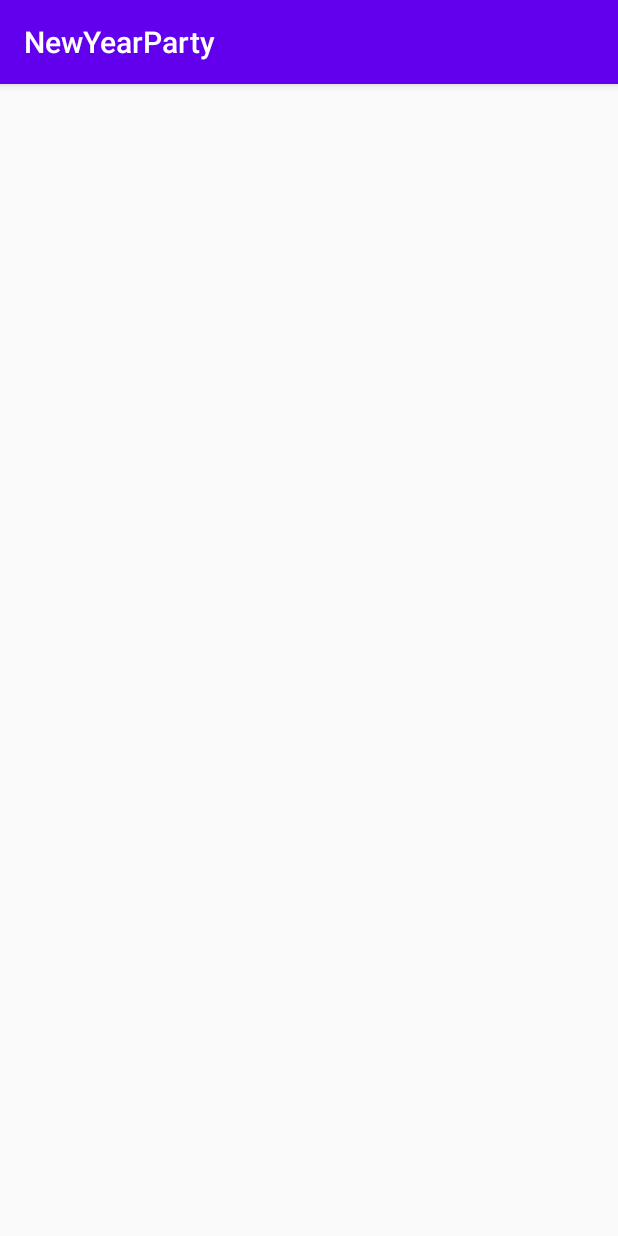
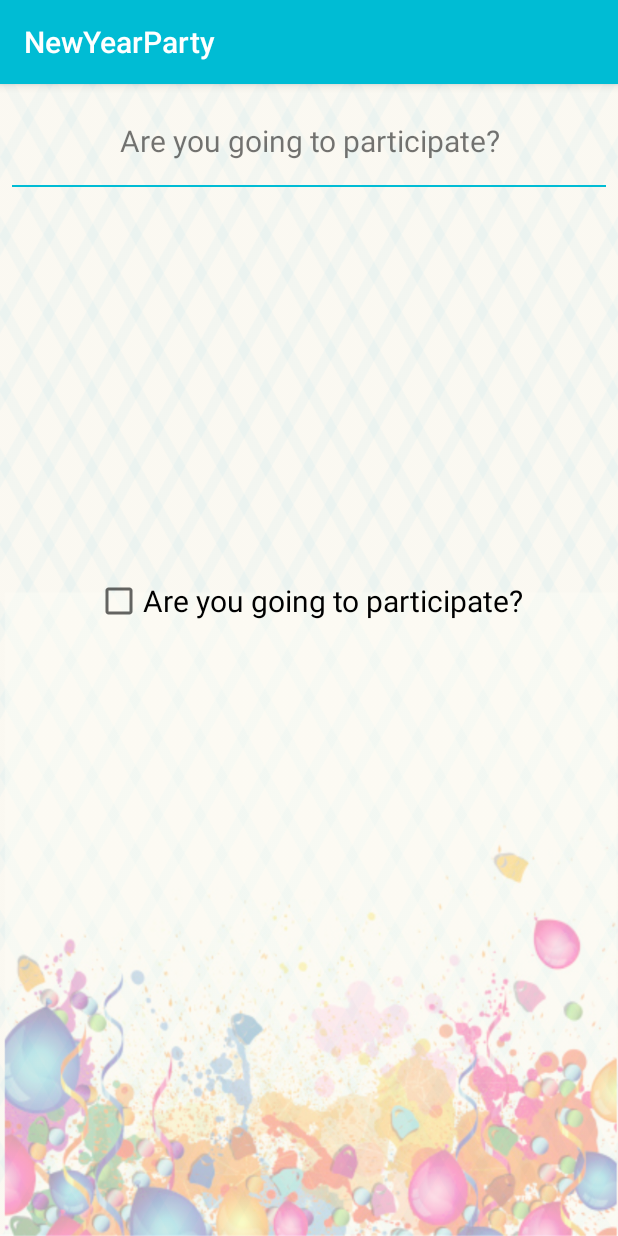
Before and after one commit to Nathy14/NewYear-Party, an Android app: the DetailsActivity screen opened directly, with no data from a screen before it, on a phone screen of 412 x 824 dp. Run offline under Robolectric (Android 15) with nearby library versions, the light colour scheme and no system bars.

Commit message:
Add files to App

```diff
--- a/app/src/main/AndroidManifest.xml
+++ b/app/src/main/AndroidManifest.xml
@@ -9,8 +9,8 @@
         android:roundIcon="@mipmap/ic_launcher_round"
         android:supportsRtl="true"
         android:theme="@style/AppTheme">
-        <activity android:name=".DetailsActivity"/>
-        <activity android:name=".MainActivity">
+        <activity android:name=".view.DetailsActivity"/>
+        <activity android:name=".view.MainActivity">
             <intent-filter>
                 <action android:name="android.intent.action.MAIN" />
 
--- a/app/src/main/java/com/devnat/newyearparty/DetailsActivity.java
+++ /dev/null
@@ -1,14 +0,0 @@
-package com.devnat.newyearparty;
-
-import androidx.appcompat.app.AppCompatActivity;
-
-import android.os.Bundle;
-
-public class DetailsActivity extends AppCompatActivity {
-
-    @Override
-    protected void onCreate(Bundle savedInstanceState) {
-        super.onCreate(savedInstanceState);
-        setContentView(R.layout.activity_details);
-    }
-}
--- /dev/null
+++ b/app/src/main/java/com/devnat/newyearparty/data/SecurityPreferences.java
@@ -0,0 +1,24 @@
+package com.devnat.newyearparty.data;
+
+import android.content.Context;
+import android.content.SharedPreferences;
+
+public class SecurityPreferences {
+    /*storage of the data of the application
+    save the data if the application is closed
+    recommended to small and simple data*/
+    private SharedPreferences mSharedPreferences;
+
+    //Constructor
+    public SecurityPreferences(Context mContext){
+        this.mSharedPreferences = mContext.getSharedPreferences("NewYearsParty", Context.MODE_PRIVATE);
+    }
+
+    public void storeString(String key, String value){
+        this.mSharedPreferences.edit().putString(key,value).apply();
+    }
+
+    public String getStoredString(String key){
+        return this.mSharedPreferences.getString(key, "");
+    }
+}
--- /dev/null
+++ b/app/src/main/java/com/devnat/newyearparty/view/DetailsActivity.java
@@ -0,0 +1,64 @@
+package com.devnat.newyearparty.view;
+
+import androidx.appcompat.app.AppCompatActivity;
+
+import android.content.SharedPreferences;
+import android.os.Bundle;
+import android.view.View;
+import android.widget.CheckBox;
+
+import com.devnat.newyearparty.R;
+import com.devnat.newyearparty.constant.LastYearsConstant;
+import com.devnat.newyearparty.data.SecurityPreferences;
+
+public class DetailsActivity extends AppCompatActivity implements View.OnClickListener {
+
+    private ViewHolder mViewHolder = new ViewHolder();
+    private SecurityPreferences mSecurityPreferences;
+
+
+    @Override
+    protected void onCreate(Bundle savedInstanceState) {
+        super.onCreate(savedInstanceState);
+        setContentView(R.layout.activity_details);
+
+        this.mSecurityPreferences = new SecurityPreferences(this);
+
+        this.mViewHolder.checkbox_participate = findViewById(R.id.checkbox_participate);
+        this.mViewHolder.checkbox_participate.setOnClickListener(this);
+
+        this.loadDataFromActivity();
+
+    }
+
+    public void onClick(View view) {
+        if (view.getId() == R.id.checkbox_participate) {
+
+            if (this.mViewHolder.checkbox_participate.isChecked()) {
+                //Participate
+                this.mSecurityPreferences.storeString(LastYearsConstant.PRESENCE_KEY, LastYearsConstant.CONFIRMATION_YES);
+
+            } else {
+                //Not participate
+                this.mSecurityPreferences.storeString(LastYearsConstant.PRESENCE_KEY, LastYearsConstant.CONFIRMATION_NO);
+            }
+        }
+    }
+
+    private void loadDataFromActivity() {
+        Bundle extras = getIntent().getExtras();
+        if (extras != null) {
+            String presence = extras.getString(LastYearsConstant.PRESENCE_KEY);
+            if (presence != null && presence.equals(LastYearsConstant.CONFIRMATION_YES)) {
+                this.mViewHolder.checkbox_participate.setChecked(true);
+            } else {
+                this.mViewHolder.checkbox_participate.setChecked(false);
+            }
+        }
+    }
+
+
+    private static class ViewHolder {
+        CheckBox checkbox_participate;
+    }
+}
--- /dev/null
+++ b/app/src/main/res/drawable/button_background.xml
@@ -0,0 +1,5 @@
+<?xml version="1.0" encoding="utf-8"?>
+<shape xmlns:android="http://schemas.android.com/apk/res/android">
+    <corners android:radius="10dp" />
+    <solid android:color="@color/colorAccent"/>
+</shape>
--- a/app/src/main/res/layout/activity_details.xml
+++ b/app/src/main/res/layout/activity_details.xml
@@ -1,9 +1,38 @@
 <?xml version="1.0" encoding="utf-8"?>
-<androidx.constraintlayout.widget.ConstraintLayout xmlns:android="http://schemas.android.com/apk/res/android"
+<RelativeLayout xmlns:android="http://schemas.android.com/apk/res/android"
     xmlns:app="http://schemas.android.com/apk/res-auto"
     xmlns:tools="http://schemas.android.com/tools"
     android:layout_width="match_parent"
     android:layout_height="match_parent"
-    tools:context=".DetailsActivity">
+    android:background="@drawable/background"
+    android:padding="8dp"
+    tools:context=".view.DetailsActivity">
 
-</androidx.constraintlayout.widget.ConstraintLayout>
+    <TextView
+        android:id="@+id/text_participate"
+        android:layout_width="match_parent"
+        android:layout_height="wrap_content"
+        android:layout_marginTop="16dp"
+        android:gravity="center"
+        android:text="@string/are_you_going_to_participate"
+        android:textSize="20sp" />
+
+    <View
+        android:id="@+id/text_line"
+        android:layout_width="match_parent"
+        android:layout_height="1dp"
+        android:layout_below="@+id/text_participate"
+        android:layout_marginTop="16dp"
+        android:background="@color/colorPrimary" />
+
+    <CheckBox
+        android:id="@+id/checkbox_participate"
+        android:layout_width="wrap_content"
+        android:layout_height="wrap_content"
+        android:layout_below="@+id/text_line"
+        android:layout_centerHorizontal="true"
+        android:layout_marginTop="260dp"
+        android:text="@string/are_you_going_to_participate"
+        android:textSize="20sp" />
+
+</RelativeLayout>
--- a/app/src/main/res/values/colors.xml
+++ b/app/src/main/res/values/colors.xml
@@ -1,6 +1,11 @@
 <?xml version="1.0" encoding="utf-8"?>
 <resources>
-    <color name="colorPrimary">#6200EE</color>
-    <color name="colorPrimaryDark">#3700B3</color>
-    <color name="colorAccent">#A4C566</color>
+    <color name="colorPrimary">#00BCd4</color>
+    <color name="colorPrimaryDark">#0097A7</color>
+    <color name="colorPrimaryLight">#B2EBF2</color>
+    <color name="colorAccent">#8bc34a</color>
+    <color name="colorPrimaryText">#505050</color>
+    <color name="colorLightGreen">#77bfa3</color>
+    <color name="colorDivider">#BDBDBD</color>
+    <color name="colorTextWhite">#FFF</color>
 </resources>
--- a/app/src/main/res/values/strings.xml
+++ b/app/src/main/res/values/strings.xml
@@ -1,4 +1,9 @@
 <resources>
     <string name="app_name">NewYearParty</string>
     <string name="days_left_for_the_new_year">Days left for the New Year</string>
+    <string name="are_you_going_to_participate">Are you going to participate?</string>
+    <string name="days">days</string>
+    <string name="no_confirmed">no confirmed</string>
+    <string name="no">Yes</string>
+    <string name="yes">No</string>
 </resources>
```
Also changed, not shown: app/src/main/java/com/devnat/newyearparty/MainActivity.java (deleted, +0 -14 lines), app/src/main/java/com/devnat/newyearparty/constant/LastYearsConstant.java (added, +9 -0 lines), app/src/main/java/com/devnat/newyearparty/view/MainActivity.java (added, +91 -0 lines), app/src/main/res/layout/activity_main.xml (+15 -6 lines), 1 other file.
